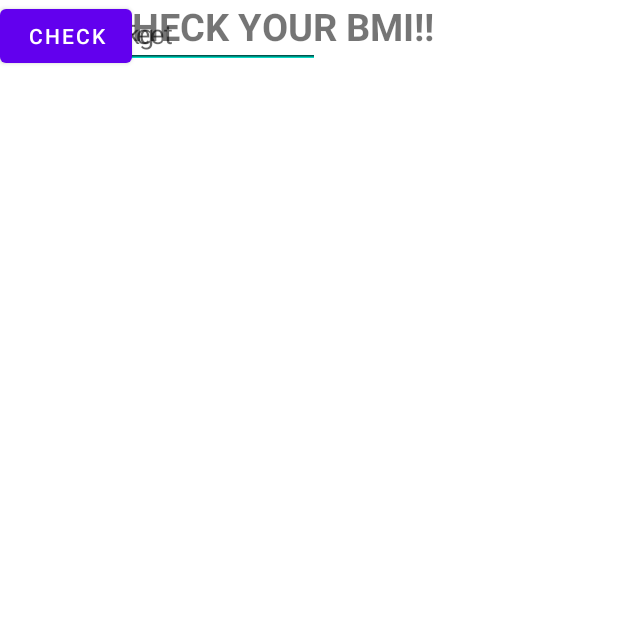
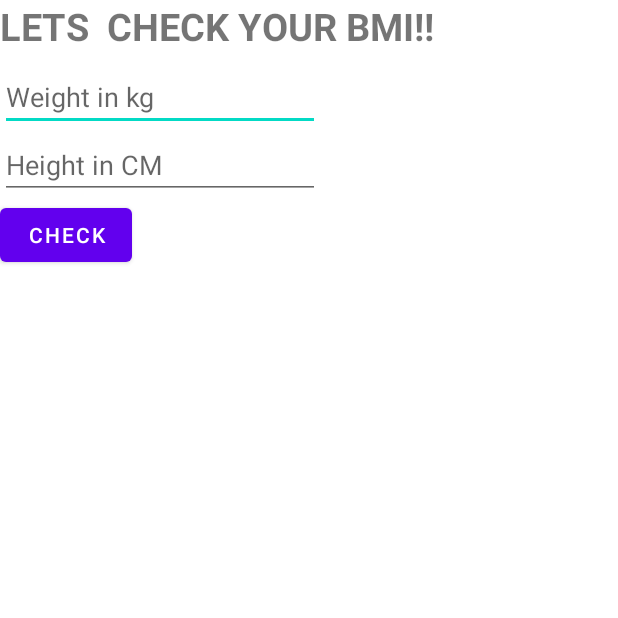
Before and after one commit to Isfaf-Uz-Zaman/HealthyLife, an Android app: the BmiCalculator screen opened directly, with no data from a screen before it, on a phone screen of 412 x 824 dp, the top half of it. Run offline under Robolectric (Android 15) with nearby library versions, the phone set to English and light mode, and no system bars.

Commit message:
Included the BMI calculator

```diff
--- a/app/src/main/java/com/example/homehealthylifestyle/BmiCalculator.java
+++ b/app/src/main/java/com/example/homehealthylifestyle/BmiCalculator.java
@@ -3,12 +3,48 @@ package com.example.homehealthylifestyle;
 import androidx.appcompat.app.AppCompatActivity;
 
 import android.os.Bundle;
+import android.view.View;
+import android.widget.Button;
+import android.widget.EditText;
+import android.widget.Toast;
 
 public class BmiCalculator extends AppCompatActivity {
+
+    private Button checkBmi;
+    private EditText userWeight;
+    private EditText userHeight;
 
     @Override
     protected void onCreate(Bundle savedInstanceState) {
         super.onCreate(savedInstanceState);
         setContentView(R.layout.activity_bmi_calculator);
+
+        userWeight=findViewById(R.id.editTextTextPersonWeight);
+        userHeight=findViewById(R.id.editTextTextPersonHeight);
+        checkBmi=findViewById(R.id.checkBmiID);
+
+        checkBmi.setOnClickListener(new View.OnClickListener() {
+            @Override
+            public void onClick(View v) {
+                calculateUseBMI();
+            }
+        });
+
+    }
+
+    private void calculateUseBMI() {
+
+
+        String userProvidedWeight = userWeight.getText().toString().trim();
+        String userProvidedHeight = userHeight.getText().toString().trim();
+
+        float wightValue = Float.parseFloat(userProvidedWeight);
+        float heightValue = Float.parseFloat(userProvidedHeight) / 100;
+
+        float calculatedBMI = wightValue/(heightValue * heightValue);
+
+        Toast.makeText(BmiCalculator.this,""+calculatedBMI,Toast.LENGTH_LONG).show();
+
+
     }
 }
--- a/app/src/main/java/com/example/homehealthylifestyle/MainActivity.java
+++ b/app/src/main/java/com/example/homehealthylifestyle/MainActivity.java
@@ -35,7 +35,7 @@ public class MainActivity extends AppCompatActivity {
             @Override
             public void onClick(View v) {
 
-                Intent intent = new Intent(MainActivity.this,DietChartMainActivity.class);
+                Intent intent = new Intent(MainActivity.this,BmiCalculator.class);
                 startActivity(intent);
 
             }
--- a/app/src/main/res/layout/activity_bmi_calculator.xml
+++ b/app/src/main/res/layout/activity_bmi_calculator.xml
@@ -1,10 +1,12 @@
 <?xml version="1.0" encoding="utf-8"?>
-<androidx.constraintlayout.widget.ConstraintLayout xmlns:android="http://schemas.android.com/apk/res/android"
+<LinearLayout xmlns:android="http://schemas.android.com/apk/res/android"
     xmlns:app="http://schemas.android.com/apk/res-auto"
     xmlns:tools="http://schemas.android.com/tools"
     android:layout_width="match_parent"
     android:layout_height="match_parent"
+    android:orientation="vertical"
     tools:context=".BmiCalculator">
+
 
     <TextView
         android:id="@+id/textView2"
@@ -17,31 +19,31 @@
         tools:layout_editor_absoluteY="132dp" />
 
     <EditText
-        android:id="@+id/editTextTextPersonName"
+        android:id="@+id/editTextTextPersonWeight"
         android:layout_width="wrap_content"
         android:layout_height="wrap_content"
         android:ems="10"
+        android:hint="Weight in kg"
         android:inputType="textPersonName"
-        android:hint="Weight in kg"
         tools:layout_editor_absoluteX="103dp"
         tools:layout_editor_absoluteY="210dp" />
 
     <EditText
-        android:id="@+id/editTextTextPersonName2"
+        android:id="@+id/editTextTextPersonHeight"
         android:layout_width="wrap_content"
         android:layout_height="wrap_content"
         android:ems="10"
+        android:hint="Height in CM"
         android:inputType="textPersonName"
-        android:hint="Height in Feet"
         tools:layout_editor_absoluteX="105dp"
         tools:layout_editor_absoluteY="281dp" />
 
     <Button
-        android:id="@+id/button"
+        android:id="@+id/checkBmiID"
         android:layout_width="wrap_content"
         android:layout_height="wrap_content"
         android:text="Check"
         tools:layout_editor_absoluteX="158dp"
         tools:layout_editor_absoluteY="380dp" />
 
-</androidx.constraintlayout.widget.ConstraintLayout>
+</LinearLayout>
```
